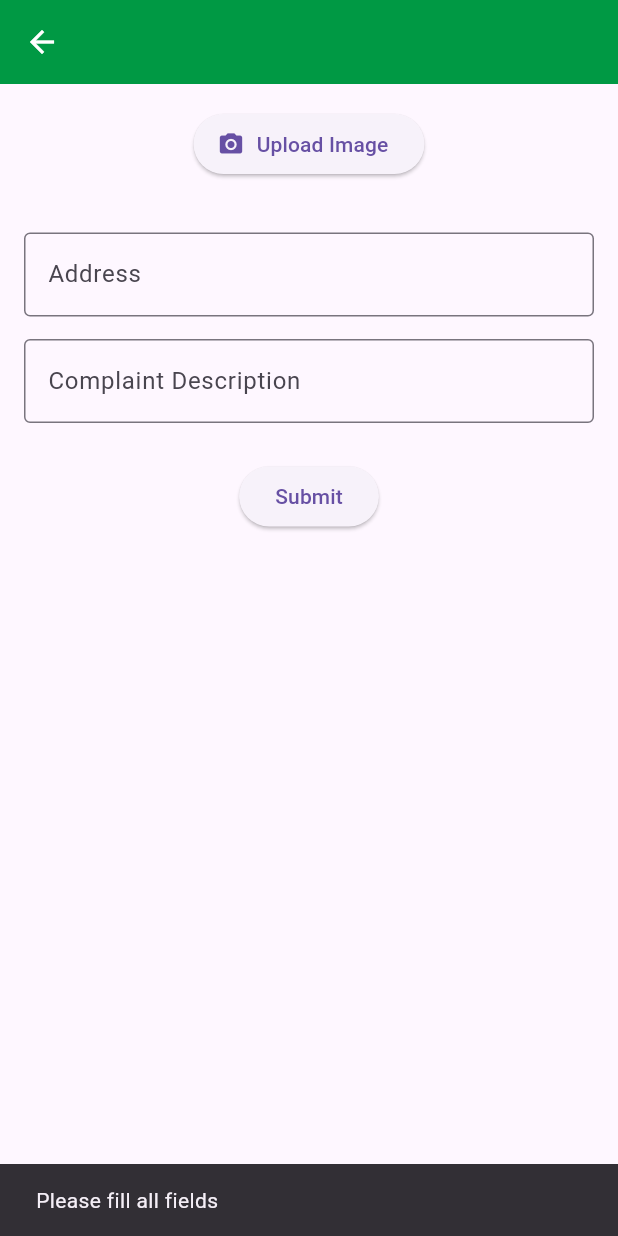
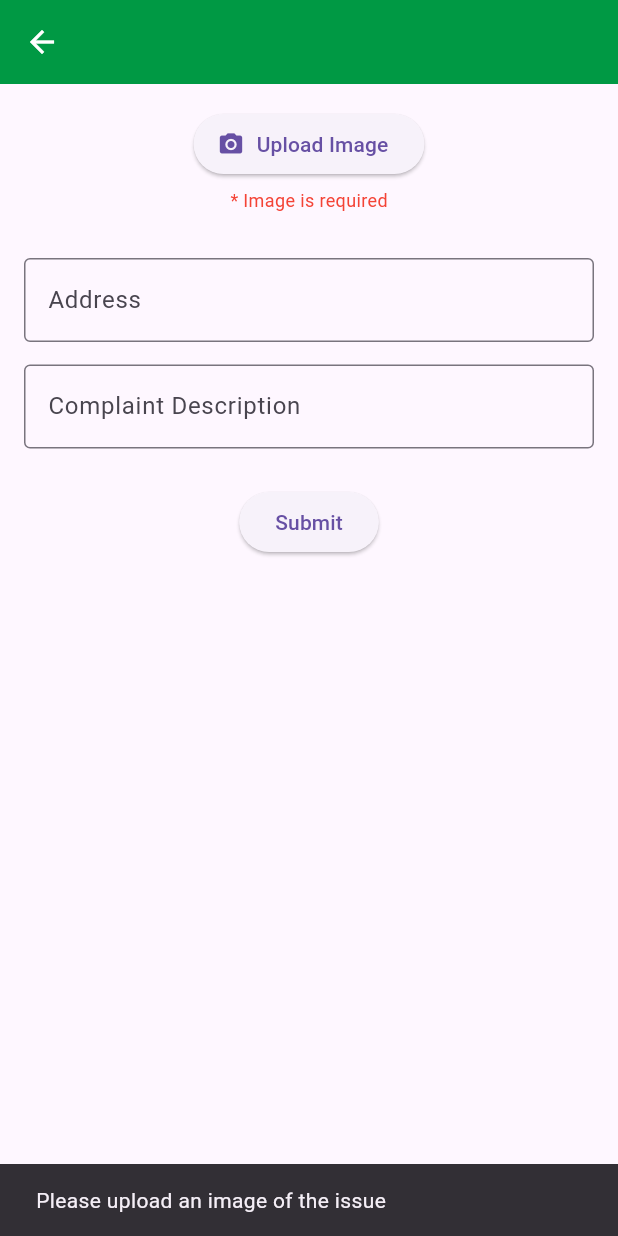
Before and after one commit to khushimadan/Fix-My-City, a Flutter app: the ComplaintEntryScreen screen opened directly with empty values, after a tap on "Submit", on a phone screen of 412 x 824 dp. Run offline on Flutter 3.47's test engine with Material 3 defaults, Android fonts, the phone set to English and light mode, and no system bars; our stand-ins replace cloud_firestore, firebase_auth, firebase_core, firebase_storage, geolocator, google_maps_flutter and 1 more; accounts and stored records are empty.

Commit message:
Update complaint_entry_screen.dart

```diff
--- a/lib/screens/complaint_entry_screen.dart
+++ b/lib/screens/complaint_entry_screen.dart
@@ -1,4 +1,3 @@
-
 import 'dart:io';
 import 'package:cloud_firestore/cloud_firestore.dart';
 import 'package:firebase_storage/firebase_storage.dart';
@@ -149,25 +148,43 @@ class ComplaintEntryScreenState extends State<ComplaintEntryScreen> {
     String address = _addressController.text.trim();
     String description = _descriptionController.text.trim();
 
+    // Check if image is selected
+    if (_selectedImage == null) {
+      ScaffoldMessenger.of(context).showSnackBar(
+        SnackBar(content: Text("Please upload an image of the issue")),
+      );
+      return;
+    }
+
     if (address.isEmpty || description.isEmpty) {
       ScaffoldMessenger.of(context).showSnackBar(
         SnackBar(content: Text("Please fill all fields")),
       );
       return;
     }
-    _showSubmittingDialog();
+
     setState(() {
       _isSubmitting = true;
     });
+
     _showSubmittingDialog();
+
     try {
-      String? imageUrl;
-      if (_selectedImage != null) {
-        imageUrl = await _uploadImage(_selectedImage!);
+      String? imageUrl = await _uploadImage(_selectedImage!);
+      if (imageUrl == null) {
+        Navigator.pop(context); // Dismiss dialog
+        ScaffoldMessenger.of(context).showSnackBar(
+          SnackBar(content: Text("Failed to upload image. Please try again.")),
+        );
+        setState(() {
+          _isSubmitting = false;
+        });
+        return;
       }
 
       GeoPoint? userLocation = await _getUserLocation();
       if (userLocation == null) {
+        Navigator.pop(context); // Dismiss dialog
         ScaffoldMessenger.of(context).showSnackBar(
           SnackBar(content: Text("Could not fetch location")),
         );
@@ -194,7 +211,7 @@ class ComplaintEntryScreenState extends State<ComplaintEntryScreen> {
           category = "Water Logging";
           break;
         default:
-          category = "Complaints";
+          category = "null";
       }
 
       await FirebaseFirestore.instance.collection("complaints").add({
@@ -203,7 +220,7 @@ class ComplaintEntryScreenState extends State<ComplaintEntryScreen> {
         "complaintNo": complaintNumber,
         "address": address,
         "description": description,
-        "imageUrl": imageUrl ?? "",
+        "imageUrl": imageUrl,
         "location": userLocation,
         "status": "Pending",
         "timestamp": FieldValue.serverTimestamp(),
@@ -214,7 +231,9 @@ class ComplaintEntryScreenState extends State<ComplaintEntryScreen> {
         "message": "Your complaint No-$complaintNumber has been submitted successfully.",
         "timestamp": FieldValue.serverTimestamp(),
       });
-      Navigator.pop(context);
+
+      Navigator.pop(context); // Dismiss dialog
+
       ScaffoldMessenger.of(context).showSnackBar(
         SnackBar(content: Text("Complaint Submitted Successfully!"), backgroundColor: Colors.green.shade400),
       );
@@ -228,6 +247,8 @@ class ComplaintEntryScreenState extends State<ComplaintEntryScreen> {
 
       Navigator.pop(context);
     } catch (e) {
+      Navigator.pop(context); // Dismiss dialog
+
       ScaffoldMessenger.of(context).showSnackBar(
         SnackBar(content: Text("Error submitting complaint. Try again.")),
       );
@@ -260,7 +281,20 @@ class ComplaintEntryScreenState extends State<ComplaintEntryScreen> {
                   onPressed: _showImagePickerOptions,
                 ),
               ),
-              const SizedBox(height: 15),
+              const SizedBox(height: 5),
+
+              // Add required text for image
+              if (_selectedImage == null)
+                Center(
+                  child: Text(
+                    "* Image is required",
+                    style: TextStyle(
+                      color: Colors.red,
+                      fontSize: 12,
+                    ),
+                  ),
+                ),
+              const SizedBox(height: 10),
 
               if (_selectedImage != null)
                 Center(
@@ -293,8 +327,8 @@ class ComplaintEntryScreenState extends State<ComplaintEntryScreen> {
 
               Center(
                 child: ElevatedButton(
-                  onPressed: _submitComplaint,
-                  child: _isSubmitting ? CircularProgressIndicator() : Text("Submit"),
+                  onPressed: _isSubmitting ? null : _submitComplaint,
+                  child: Text("Submit"),
                 ),
               ),
             ],
```
